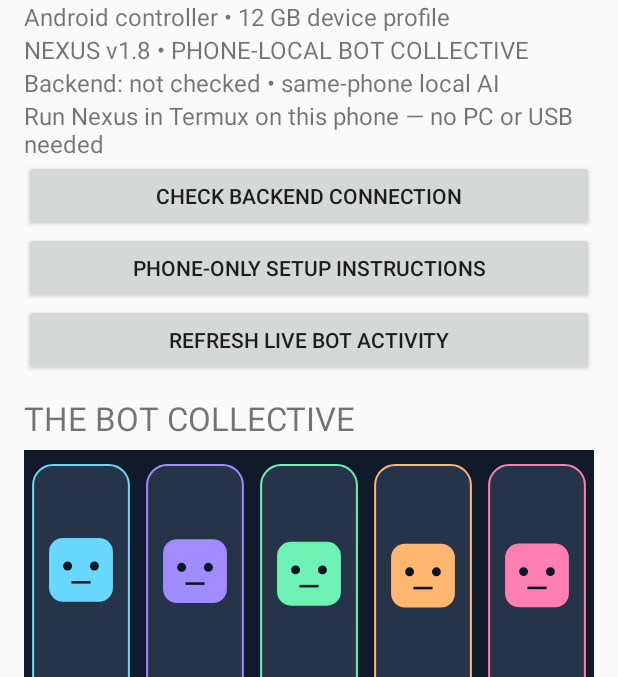
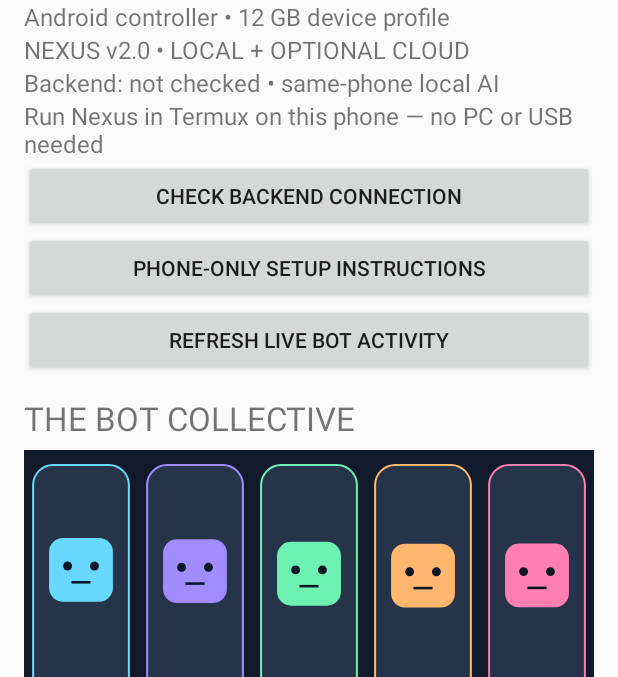
Before and after one commit to 1989johnharrison-oss/ai-collective-nexus., an Android app: the screen it shows after launch (MainActivity), on a phone screen of 412 x 824 dp, the part 63-740 px from its top. Run offline under Robolectric (Android 15) with nearby library versions, the phone set to English and light mode, and no system bars.

Commit message:
Show v2.0 cloud and local modes on app screen

```diff
--- a/app/src/main/java/org/aicollective/nexus/MainActivity.java
+++ b/app/src/main/java/org/aicollective/nexus/MainActivity.java
@@ -36,7 +36,7 @@ public final class MainActivity extends Activity {
   scroll.addView(root);setContentView(scroll);
   title("AI COLLECTIVE NEXUS");
   label("Android controller • 12 GB device profile");
-  label("NEXUS v1.8 • PHONE-LOCAL BOT COLLECTIVE");
+  label("NEXUS v2.0 • LOCAL + OPTIONAL CLOUD");
   connectionStatus=label("Backend: not checked • same-phone local AI");
   label("Run Nexus in Termux on this phone — no PC or USB needed");
   button("Check backend connection",()->request("GET","/api/health",null));
```
